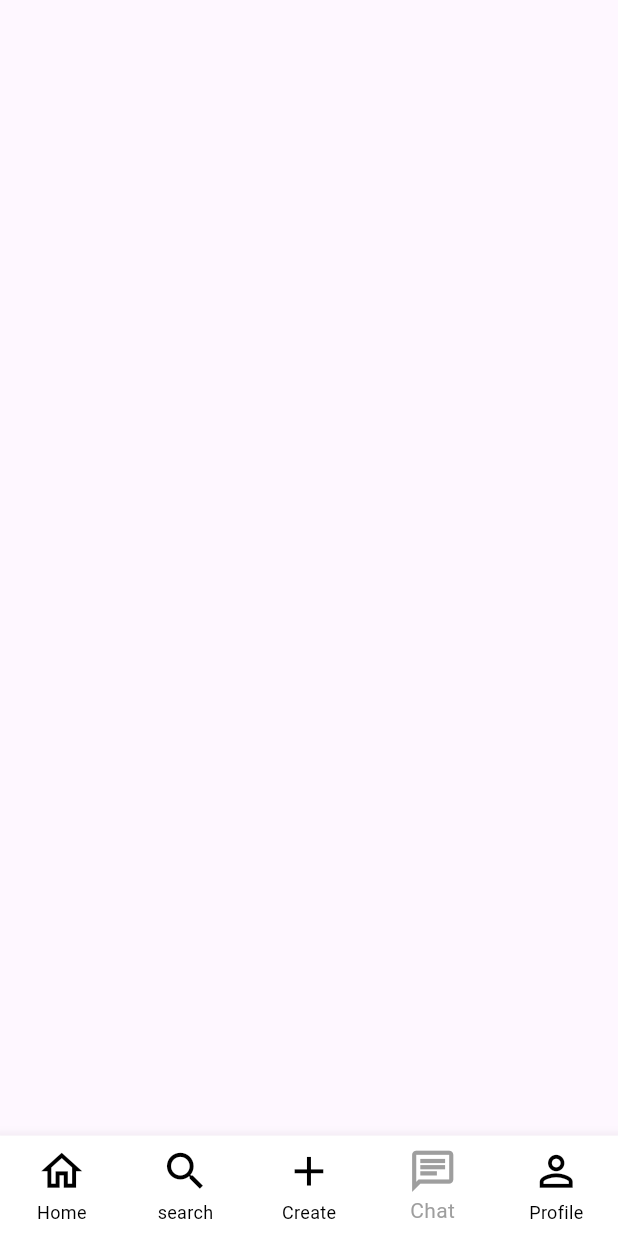
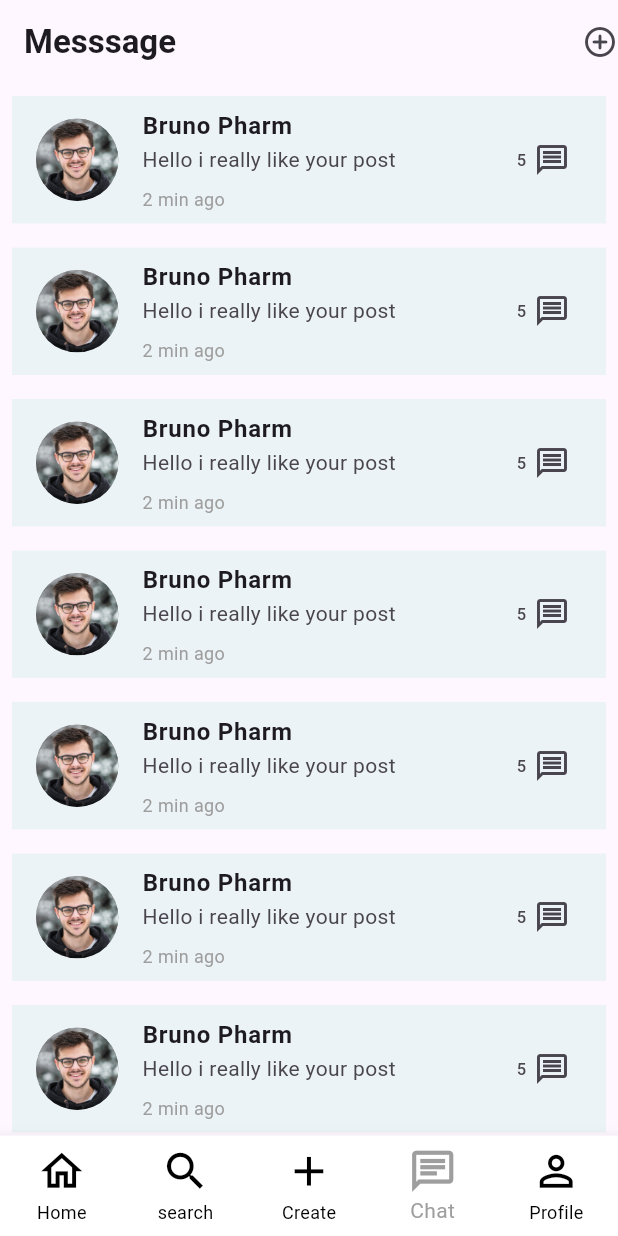
Before and after one commit to Hassan9865/Task, a Flutter app: the screen it shows after launch, item 4 of the bottom bar chosen, on a phone screen of 412 x 824 dp. Run offline on Flutter 3.47's test engine with Material 3 defaults, Android fonts, the phone set to English and light mode, and no system bars; our stand-ins replace stacked, stacked_services, stacked_shared.

Commit message:
chat page

```diff
--- a/lib/view/chat view/chat_view.dart
+++ b/lib/view/chat view/chat_view.dart
@@ -10,7 +10,54 @@ class ChatView extends StatelessWidget {
     return ViewModelBuilder.reactive(
         viewModelBuilder: () => ChatViewmodel(),
         builder: (context, ChatViewmodel viewModel, child) {
-          return Scaffold();
+          return Scaffold(
+            appBar: AppBar(
+              title: Text(
+                'Messsage',
+                style: TextStyle(fontWeight: FontWeight.bold),
+              ),
+              actions: [Icon(Icons.add_circle_outline_rounded)],
+            ),
+            body: ListView.builder(itemBuilder: (context, index) {
+              return Padding(
+                padding: const EdgeInsets.all(8.0),
+                child: ListTile(
+                  tileColor: Color(0xffECF3F6),
+                  title: Text(
+                    'Bruno Pharm',
+                    style: TextStyle(fontWeight: FontWeight.bold),
+                  ),
+                  leading: CircleAvatar(
+                    radius: MediaQuery.of(context).size.width / 15,
+                    backgroundColor: Colors.grey,
+                    backgroundImage: AssetImage("assets/images/Photo.png"),
+                  ),
+                  subtitle: Column(
+                    crossAxisAlignment: CrossAxisAlignment.start,
+                    children: [
+                      Text('Hello i really like your post'),
+                      SizedBox(height: 8),
+                      Text('2 min ago',
+                          style: TextStyle(fontSize: 12, color: Colors.grey)),
+                    ],
+                  ),
+                  trailing: Column(
+                    mainAxisAlignment: MainAxisAlignment.center,
+                    children: [
+                      Row(
+                        mainAxisSize: MainAxisSize.min,
+                        children: [
+                          Text('5'),
+                          SizedBox(width: 5),
+                          Icon(Icons.message_outlined),
+                        ],
+                      ),
+                    ],
+                  ),
+                ),
+              );
+            }),
+          );
         });
   }
 }
```
